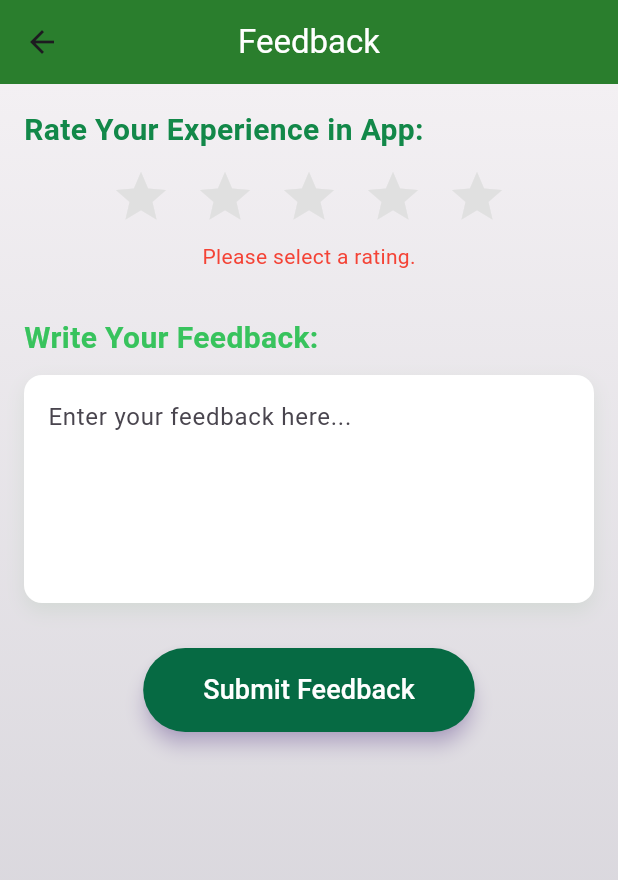
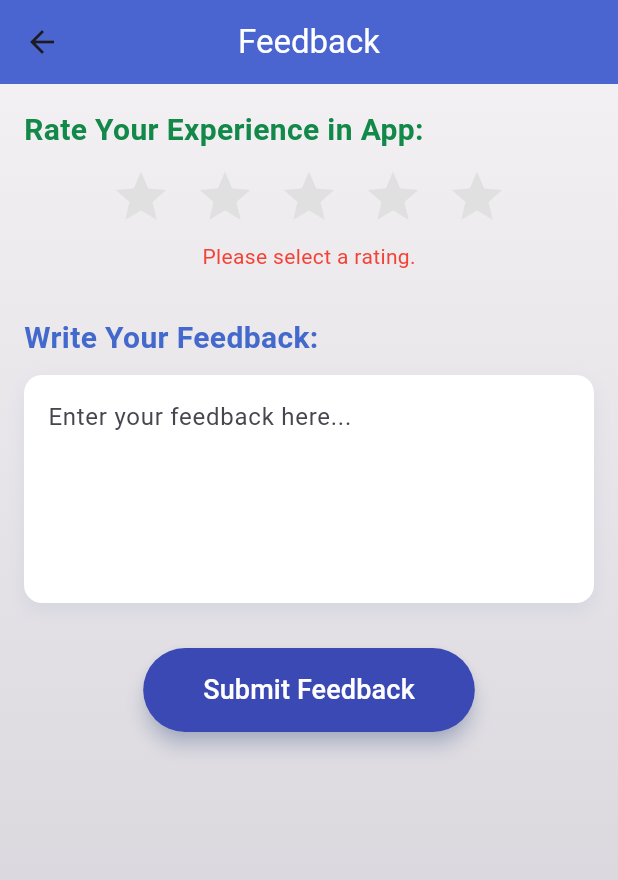
Before and after one commit to ociuzacademy/home-service---user-app, a Flutter app: the FeedbackScreen screen opened directly with empty values, on a phone screen of 412 x 824 dp. Shown: the top 880 px of the screen. Run offline on Flutter 3.47's test engine with Material 3 defaults, Android fonts, the phone set to English and light mode, and no system bars; drawn by our look-alikes of flutter_rating_bar; our stand-ins replace animated_splash_screen, carousel_slider, geolocator, shared_preferences; accounts and stored records are empty.

Commit message:
add specifications

```diff
--- a/lib/view/feedback/page/feedback_page.dart
+++ b/lib/view/feedback/page/feedback_page.dart
@@ -58,7 +58,7 @@ class _FeedbackScreenState extends State<FeedbackScreen> {
       appBar: AppBar(
         title: const Text("Feedback", style: TextStyle(color: Colors.white)),
         centerTitle: true,
-        backgroundColor: Color.fromARGB(255, 33, 132, 31),
+        backgroundColor: Color.fromARGB(255, 69, 103, 217),
         elevation: 10,
       ),
       body: Container(
@@ -121,7 +121,7 @@ class _FeedbackScreenState extends State<FeedbackScreen> {
                   style: TextStyle(
                       fontSize: 20,
                       fontWeight: FontWeight.bold,
-                      color: Color.fromARGB(255, 56, 195, 93)),
+                      color: Color.fromARGB(255, 66, 105, 203)),
                 ),
                 const SizedBox(height: 10),
                 Container(
@@ -130,7 +130,7 @@ class _FeedbackScreenState extends State<FeedbackScreen> {
                     borderRadius: BorderRadius.circular(12),
                     boxShadow: [
                       BoxShadow(
-                        color: const Color.fromARGB(255, 72, 144, 71).withOpacity(0.1),
+                        color: const Color.fromARGB(255, 79, 114, 171).withOpacity(0.1),
                         blurRadius: 10,
                         offset: const Offset(0, 5),
                       ),
@@ -163,14 +163,14 @@ class _FeedbackScreenState extends State<FeedbackScreen> {
                       }
                     },
                     style: ElevatedButton.styleFrom(
-                      backgroundColor: const Color.fromARGB(255, 6, 106, 67),
+                      backgroundColor: const Color.fromARGB(255, 59, 73, 180),
                       padding: const EdgeInsets.symmetric(
                           horizontal: 40, vertical: 15),
                       shape: RoundedRectangleBorder(
                         borderRadius: BorderRadius.circular(30),
                       ),
                       elevation: 5,
-                      shadowColor: Colors.deepPurple.withOpacity(0.5),
+                      shadowColor: const Color.fromARGB(255, 68, 108, 182).withOpacity(0.5),
                     ),
                     child: const Text(
                       "Submit Feedback",
```
Also changed, not shown: lib/view/home_screen/page/home_screen.dart (+38 -38 lines).
